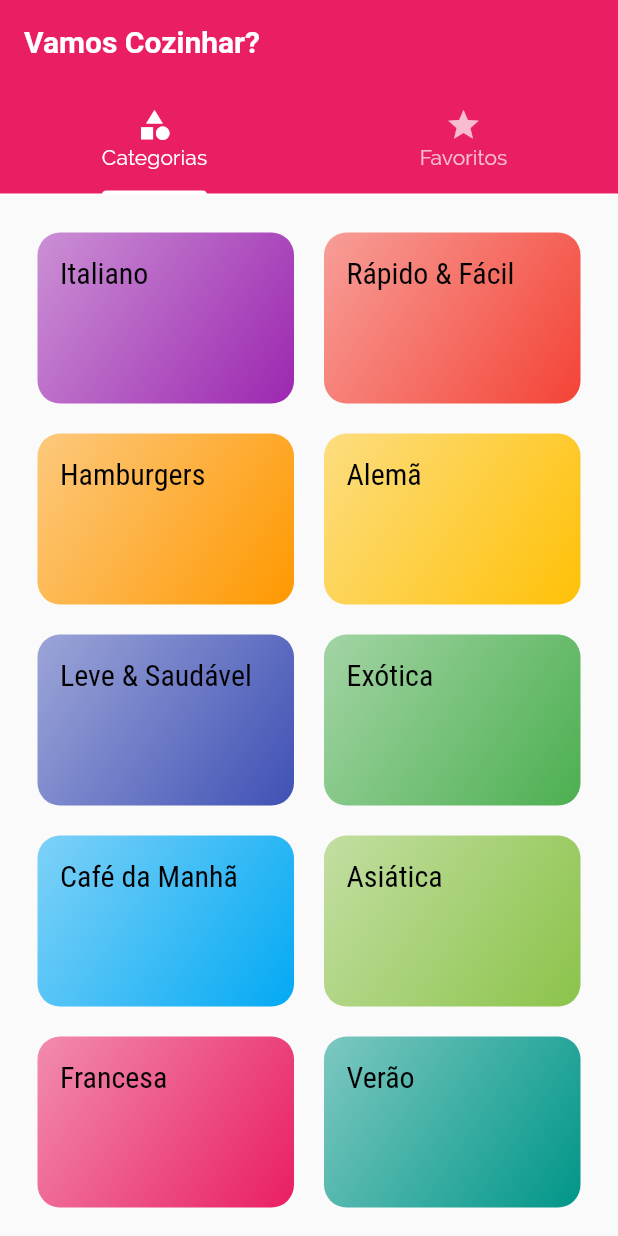
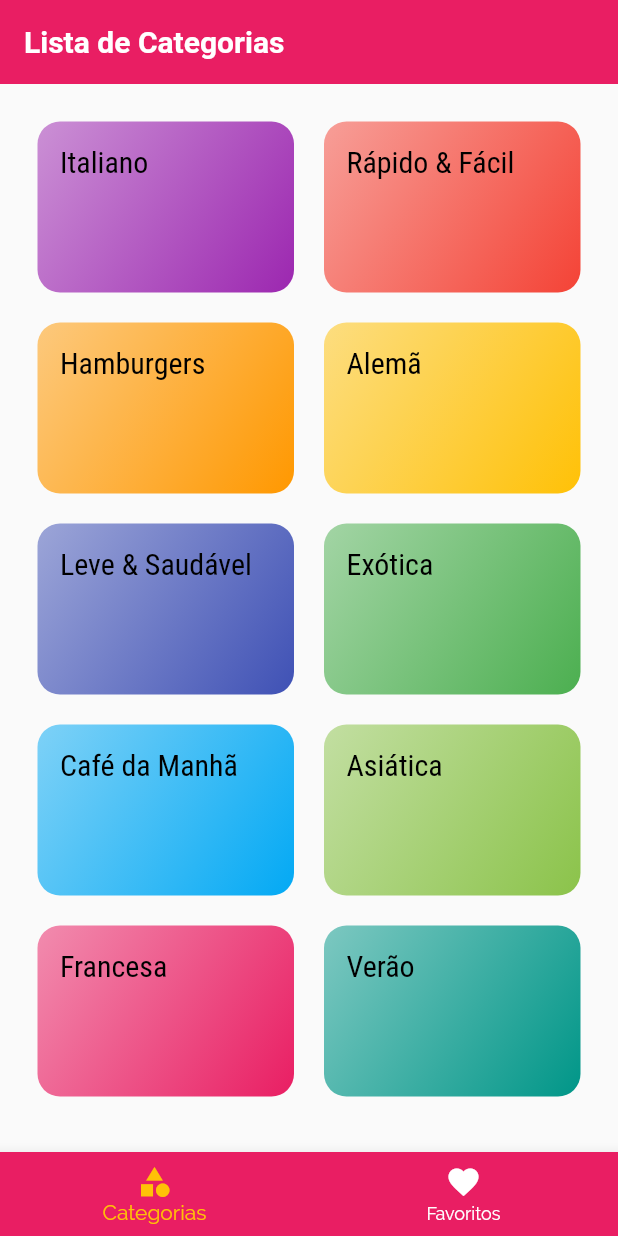
Before and after one commit to jhonatancassante/refeicoes_flutter, a Flutter app: the screen it shows after launch, on a phone screen of 412 x 824 dp. Run offline on Flutter 3.47's test engine with Material 2 defaults, Android fonts, the phone set to English and light mode, and no system bars.

Commit message:
Alterado método de abas

```diff
--- a/lib/screens/tela_abas.dart
+++ b/lib/screens/tela_abas.dart
@@ -2,8 +2,31 @@ import 'package:flutter/material.dart';
 import 'tela_categorias.dart';
 import 'tela_favoritos.dart';
 
-class TelaAbas extends StatelessWidget {
+class TelaAbas extends StatefulWidget {
   const TelaAbas({super.key});
+
+  @override
+  State<TelaAbas> createState() => _TelaAbasState();
+}
+
+class _TelaAbasState extends State<TelaAbas> {
+  int _indiceTelaSelecionada = 0;
+  final List<Map<String, Object>> _telas = [
+    {
+      'titulo': 'Lista de Categorias',
+      'tela': const TelaCategorias(),
+    },
+    {
+      'titulo': 'Meus Favoritos',
+      'tela': const TelaFavoritos(),
+    },
+  ];
+
+  _selecionaTela(int index) {
+    setState(() {
+      _indiceTelaSelecionada = index;
+    });
+  }
 
   @override
   Widget build(BuildContext context) {
@@ -11,26 +34,24 @@ class TelaAbas extends StatelessWidget {
       length: 2,
       child: Scaffold(
         appBar: AppBar(
-          title: const Text('Vamos Cozinhar?'),
-          bottom: const TabBar(
-            tabs: [
-              Tab(
-                icon: Icon(Icons.category),
-                text: 'Categorias',
-              ),
-              Tab(
-                icon: Icon(Icons.star),
-                text: 'Favoritos',
-              ),
-            ],
-            labelColor: Colors.white,
-            unselectedLabelColor: Colors.white70,
-          ),
+          title: Text(_telas[_indiceTelaSelecionada]['titulo'] as String),
         ),
-        body: const TabBarView(
-          children: [
-            TelaCategorias(),
-            TelaFavoritos(),
+        body: _telas[_indiceTelaSelecionada]['tela'] as Widget,
+        bottomNavigationBar: BottomNavigationBar(
+          onTap: _selecionaTela,
+          backgroundColor: Theme.of(context).colorScheme.primary,
+          unselectedItemColor: Colors.white,
+          selectedItemColor: Theme.of(context).colorScheme.secondary,
+          currentIndex: _indiceTelaSelecionada,
+          items: const [
+            BottomNavigationBarItem(
+              icon: Icon(Icons.category),
+              label: 'Categorias',
+            ),
+            BottomNavigationBarItem(
+              icon: Icon(Icons.favorite),
+              label: 'Favoritos',
+            ),
           ],
         ),
       ),
```
